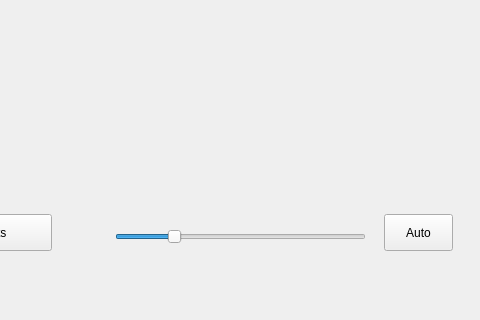
This is master/forms/MainWindow.ui in veyon/veyon as Qt 5 draws it before an edit; both pictures show x 376 to 856 and y 373 to 693 of the 990 by 693 pixel window. The edited form follows.
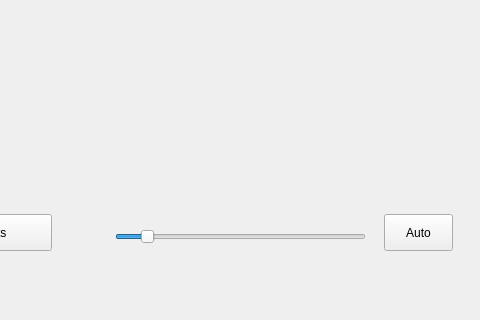
This is the edited form. Icons and pictures are not drawn. Custom widgets are drawn as their Qt base class.

Commit message:
Master: MainWindow: allow double size for computer screens
For displays with high resolution it might be desirable to set a higher
computer screen size than 500.

What changed in the file:
```diff
--- a/master/forms/MainWindow.ui
+++ b/master/forms/MainWindow.ui
@@ -62,7 +62,7 @@
         <number>50</number>
        </property>
        <property name="maximum">
-        <number>500</number>
+        <number>1000</number>
        </property>
        <property name="singleStep">
         <number>10</number>
```
